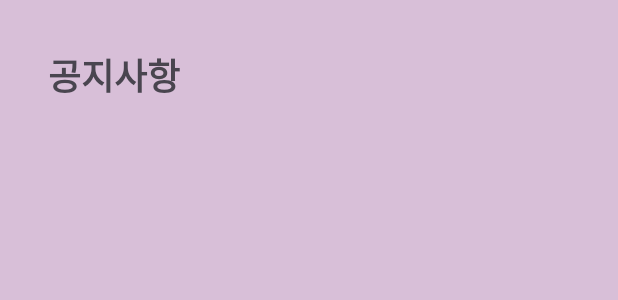
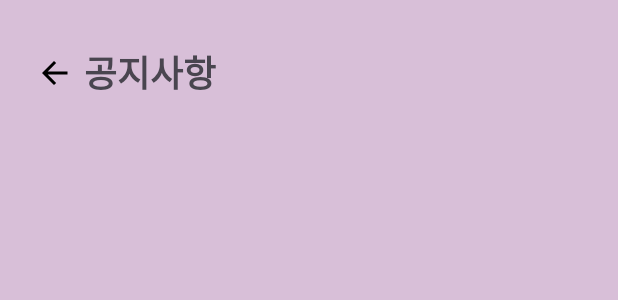
Before and after one commit to DoWon1017/RoomMade, an Android app: the layout fragment_notice.xml on its own in the app's theme, with its tools: preview values and no code run, on a phone screen of 412 x 824 dp. Shown: the top 300 px of the screen. Run offline under Robolectric (Android 15) with nearby library versions, the light colour scheme and no system bars.

Commit message:
커뮤니티 탭

```diff
--- a/app/src/main/java/com/example/roommade/MainActivity.java
+++ b/app/src/main/java/com/example/roommade/MainActivity.java
@@ -44,6 +44,8 @@ public class MainActivity extends AppCompatActivity {
 
 
         findViewById(R.id.logout).setOnClickListener(view -> logout());
+
+
 
 
     }
--- /dev/null
+++ b/app/src/main/res/drawable/ic_arrow_back.xml
@@ -0,0 +1,11 @@
+<?xml version="1.0" encoding="utf-8"?>
+<vector xmlns:android="http://schemas.android.com/apk/res/android"
+    android:width="24dp"
+    android:height="24dp"
+    android:viewportWidth="24"
+    android:viewportHeight="24">
+
+    <path
+        android:fillColor="@android:color/black"
+        android:pathData="M21,11H7.83l5.59-5.59L12,4l-8,8l8,8l1.42-1.41L7.83,13H21v-2z"/>
+</vector>
--- a/app/src/main/res/layout/fragment_notice.xml
+++ b/app/src/main/res/layout/fragment_notice.xml
@@ -9,11 +9,22 @@
         android:layout_width="match_parent"
         android:layout_height="match_parent"
         android:orientation="vertical"
-        android:padding="16dp"
-        android:layout_marginTop="16dp"
-        android:layout_marginBottom="16dp"
-        android:layout_marginStart="16dp"
-        android:layout_marginEnd="16dp">
+        android:padding="16dp">
+
+        <LinearLayout
+            android:layout_width="match_parent"
+            android:layout_height="wrap_content"
+            android:orientation="horizontal"
+            android:gravity="center_vertical">
+
+            <ImageButton
+                android:id="@+id/btn_back"
+                android:layout_width="wrap_content"
+                android:layout_height="wrap_content"
+                android:src="@drawable/ic_arrow_back"
+                android:background="?attr/selectableItemBackground"
+                android:contentDescription="뒤로가기"
+                android:padding="8dp"/>
 
             <TextView
                 android:id="@+id/pageTitle"
@@ -23,14 +34,17 @@
                 android:textSize="24sp"
                 android:textStyle="bold"
                 android:layout_gravity="start"
-            android:paddingBottom="16dp" />
+                android:paddingBottom="16dp"
+                android:paddingTop="14dp"/>
+
+        </LinearLayout>
 
         <androidx.recyclerview.widget.RecyclerView
             android:id="@+id/recyclerViewPosts"
             android:layout_width="match_parent"
             android:layout_height="0dp"
             android:layout_weight="1"
-            android:scrollbars="vertical" />
+            android:scrollbars="vertical"/>
 
     </LinearLayout>
 
```
Also changed, not shown: app/src/main/java/com/example/roommade/FragmentCommunity.java (+35 -5 lines), app/src/main/java/com/example/roommade/FragmentFreeBoard.java (added, +31 -0 lines), app/src/main/java/com/example/roommade/FragmentNotice.java (added, +31 -0 lines), app/src/main/res/layout/fragment_community.xml (+0 -19 lines), app/src/main/res/layout/fragment_freeboard.xml (+21 -8 lines). Lines whose indentation alone changed are shown as unchanged.
